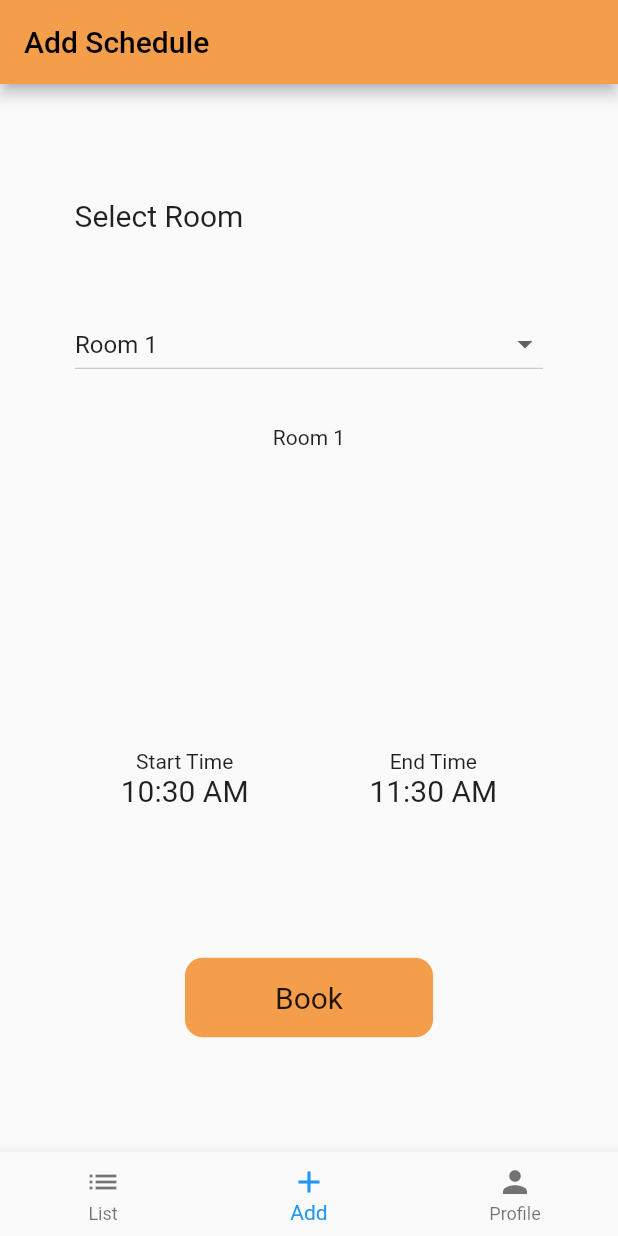
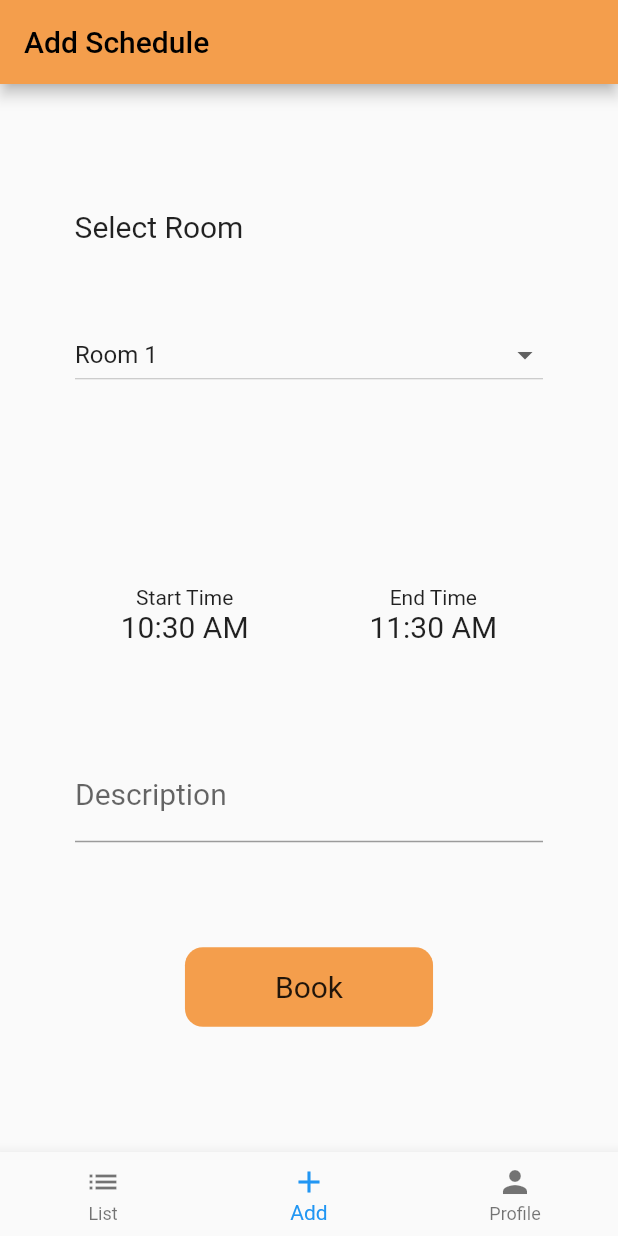
Before and after one commit to bzrampurawala/room-scheduler, a Flutter app: the Dashboard screen opened by its route, item 2 of the bottom bar chosen, after a tap on "Book", on a phone screen of 412 x 824 dp. Run offline on Flutter 3.47's test engine with Material 2 defaults, Android fonts, the phone set to English and light mode, and no system bars; our stand-ins replace bubble, firebase_database, flutter_datetime_picker; missing offline and left inert: timeline_list; accounts and stored records are empty; statements that could not run were skipped.

Commit message:
implemented timeline on dashboard

```diff
--- a/lib/src/AddSchedule.dart
+++ b/lib/src/AddSchedule.dart
@@ -1,7 +1,10 @@
+import 'dart:developer';
+
 import 'package:firebase_database/firebase_database.dart';
 import 'package:flutter/material.dart';
 import 'package:flutter_datetime_picker/flutter_datetime_picker.dart';
 import 'package:room_scheduler/utils/Colors.dart';
+import 'package:room_scheduler/utils/CustomEditText.dart';
 import 'package:room_scheduler/utils/FirebaseKeys.dart';
 import 'package:room_scheduler/utils/MyButton.dart';
 import 'package:room_scheduler/utils/Strings.dart';
@@ -26,6 +29,7 @@ class ScheduleAdderState extends State<ScheduleAdder> {
   String selectedRoom = "Room 1";
   DateTime startTime = DateTime.now();
   DateTime endTime = DateTime.now().add(Duration(hours: 1));
+  String desc;
   @override
   Widget build(BuildContext context) {
     return Scaffold(
@@ -77,9 +81,8 @@ class ScheduleAdderState extends State<ScheduleAdder> {
           SizedBox(
             height: 30,
           ),
-          Text(this.selectedRoom),
           SizedBox(
-            height: 200,
+            height: 100,
           ),
           Row(
             mainAxisAlignment: MainAxisAlignment.spaceEvenly,
@@ -131,7 +134,21 @@ class ScheduleAdderState extends State<ScheduleAdder> {
             ],
           ),
           SizedBox(
-            height: 100,
+            height: 50,
+          ),
+          CustomEditText(
+            label: "Description",
+            hint: "Android Team's Standup",
+            isPass: false,
+            onChanged: (String text) {
+              log("setting desc $text");
+              setState(() {
+                this.desc = text;
+              });
+            },
+          ),
+          SizedBox(
+            height: 50,
           ),
           MyButton(
             text: "Book",
@@ -143,7 +160,8 @@ class ScheduleAdderState extends State<ScheduleAdder> {
                   .push()
                   .set({
                 "startTime": startTime.toString(),
-                "endTime": endTime.toString()
+                "endTime": endTime.toString(),
+                "desc": "Android Team's Standup"
               });
             },
           )
--- a/lib/src/DashBoard.dart
+++ b/lib/src/DashBoard.dart
@@ -1,5 +1,6 @@
 import 'package:flutter/material.dart';
 import 'package:room_scheduler/src/AddSchedule.dart';
+import 'package:room_scheduler/src/RoomTimeline.dart';
 import 'package:room_scheduler/utils/Strings.dart';
 
 class Dashboard extends StatefulWidget {
@@ -13,9 +14,7 @@ class DashBoardState extends State<Dashboard> {
   int currIndex = 0;
   String selectedRoom;
   List<Widget> allChildren = [
-    Container(
-      color: Colors.green,
-    ),
+    RoomTimeline(),
     ScheduleAdder(),
     Container(
       color: Colors.yellow,
--- /dev/null
+++ b/lib/src/RoomTimeline.dart
@@ -0,0 +1,138 @@
+import 'dart:developer';
+import 'package:firebase_database/firebase_database.dart';
+import 'package:flutter/material.dart';
+import 'package:room_scheduler/src/SingleSchedule.dart';
+import 'package:room_scheduler/utils/Colors.dart';
+import 'package:timeline_list/timeline.dart';
+import 'package:timeline_list/timeline_model.dart';
+
+class RoomTimeline extends StatefulWidget {
+  @override
+  _RoomTimelineState createState() => _RoomTimelineState();
+}
+
+class _RoomTimelineState extends State<RoomTimeline> {
+  String selectedRoom = "Room 1";
+  String randomStartTime = "Room 1";
+  List<Schedule> allSchedules;
+  List<TimelineModel> timelineItems = [];
+  @override
+  Widget build(BuildContext context) {
+    return Scaffold(
+        appBar: AppBar(
+          backgroundColor: RoomSchedulerColors.orange,
+          title: Text(this.selectedRoom),
+          automaticallyImplyLeading: false,
+        ),
+        body: Column(
+          children: <Widget>[
+            Expanded(
+                child: Timeline(
+                    children: timelineItems, position: TimelinePosition.Left)),
+            Text(this.randomStartTime),
+            DropdownButton<String>(
+              value: selectedRoom,
+              isExpanded: true,
+              icon: Icon(Icons.arrow_drop_down),
+              items: [
+                DropdownMenuItem<String>(
+                    value: "Room 1", child: Text("Room 1")),
+                DropdownMenuItem<String>(
+                    value: "Room 2", child: Text("Room 2")),
+                DropdownMenuItem<String>(
+                    value: "Room 3", child: Text("Room 3")),
+                DropdownMenuItem<String>(
+                    value: "Room 4", child: Text("Room 4")),
+                DropdownMenuItem<String>(
+                    value: "Room 5", child: Text("Room 5")),
+              ],
+              onChanged: (String room) {
+                setState(() {
+                  this.selectedRoom = room;
+                });
+                fetchSchedules();
+              },
+            ),
+          ],
+        ));
+  }
+
+  @override
+  void initState() {
+    // TODO: implement initState
+    super.initState();
+    fetchSchedules();
+  }
+
+  void fetchSchedules() {
+    List<Schedule> allSchedules = [];
+    FirebaseDatabase.instance
+        .reference()
+        .child("rooms")
+        .child(selectedRoom)
+        .once()
+        .then((DataSnapshot snapshot) {
+      Map<dynamic, dynamic> values = snapshot.value;
+      values.forEach((key, val) {
+        allSchedules
+            .add(Schedule(val["startTime"], val["endTime"], val["desc"]));
+      });
+      setState(() {
+        this.allSchedules = allSchedules;
+      });
+
+      sortSchedules(allSchedules);
+
+      updateSchedules();
+    });
+  }
+
+  void updateSchedules() {
+    List<TimelineModel> items = [];
+    this.allSchedules.forEach((schedule) {
+      items.add(TimelineModel(
+          SingleSchedule(
+            startTime: formatTime(DateTime.parse(schedule.startTime)),
+            endTime: formatTime(DateTime.parse(schedule.endTime)),
+            desc: schedule.desc,
+          ),
+          position: TimelineItemPosition.right,
+          iconBackground: Colors.redAccent,
+          icon: Icon(Icons.blur_circular)));
+    });
+    setState(() {
+      this.timelineItems = items;
+    });
+  }
+
+  String formatTime(DateTime time) {
+    String myTime =
+        (time.hour > 12 ? (time.hour - 12).toString() : time.hour.toString()) +
+            ":" +
+            time.minute.toString() +
+            (time.hour > 12 ? " PM" : " AM");
+    return myTime;
+  }
+
+  //TO-DO
+  void sortSchedules(List<Schedule> items) {
+    items.sort(mySortFunction);
+  }
+
+  int mySortFunction(Schedule a, Schedule b) {
+    var dateA = DateTime.parse(a.startTime);
+    var dateB = DateTime.parse(b.startTime);
+    return dateA.compareTo(dateB);
+  }
+}
+
+class Schedule {
+  String startTime;
+  String endTime;
+  String desc;
+  Schedule(String start, String end, String desc) {
+    this.startTime = start;
+    this.endTime = end;
+    this.desc = desc;
+  }
+}
--- a/lib/utils/CustomEditText.dart
+++ b/lib/utils/CustomEditText.dart
@@ -1,18 +1,20 @@
 import 'package:flutter/material.dart';
 
 class CustomEditText extends StatelessWidget {
-  CustomEditText({Key key, this.label, this.hint, this.isPass})
+  CustomEditText({Key key, this.label, this.hint, this.isPass, this.onChanged})
       : super(key: key);
 
   final String label;
   final String hint;
   final bool isPass;
+  final onChanged;
   @override
   Widget build(BuildContext context) {
     return Container(
       child: Padding(
         padding: const EdgeInsets.symmetric(horizontal: 50, vertical: 20),
         child: TextField(
+          onChanged: this.onChanged,
           obscureText: isPass,
           decoration: InputDecoration(
             labelText: label,
--- a/pubspec.yaml
+++ b/pubspec.yaml
@@ -19,6 +19,7 @@ environment:
 dependencies:
   flutter_datetime_picker: ^1.3.4
   timeline_list: ^0.0.3
+  bubble: ^1.1.9+1
   flutter:
     sdk: flutter
 
```
Also changed, not shown: lib/src/SingleSchedule.dart (added, +55 -0 lines), pubspec.lock.
